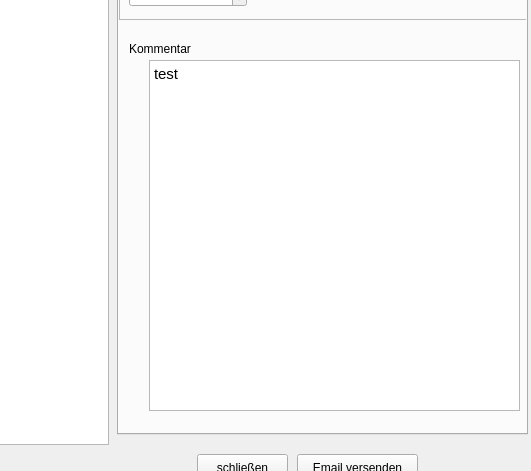
Old version of the form src/Oberflache.ui in the repository AchMenz/UniversalOrderProgram; both pictures show x 723 to 1254 and y 176 to 647 of the 1254 by 728 pixel window.
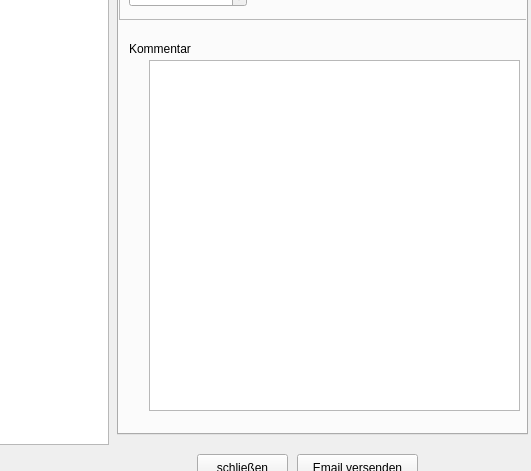
New version of the form.

```diff
--- a/src/Oberflache.ui
+++ b/src/Oberflache.ui
@@ -727,7 +727,7 @@
 &lt;html&gt;&lt;head&gt;&lt;meta name=&quot;qrichtext&quot; content=&quot;1&quot; /&gt;&lt;style type=&quot;text/css&quot;&gt;
 p, li { white-space: pre-wrap; }
 &lt;/style&gt;&lt;/head&gt;&lt;body style=&quot; font-family:'Ubuntu'; font-size:11pt; font-weight:400; font-style:normal;&quot;&gt;
-&lt;p style=&quot; margin-top:0px; margin-bottom:0px; margin-left:0px; margin-right:0px; -qt-block-indent:0; text-indent:0px;&quot;&gt;test&lt;/p&gt;&lt;/body&gt;&lt;/html&gt;</string>
+&lt;p style=&quot;-qt-paragraph-type:empty; margin-top:0px; margin-bottom:0px; margin-left:0px; margin-right:0px; -qt-block-indent:0; text-indent:0px;&quot;&gt;&lt;br /&gt;&lt;/p&gt;&lt;/body&gt;&lt;/html&gt;</string>
       </property>
      </widget>
      <widget class="QLabel" name="label_71">
```
